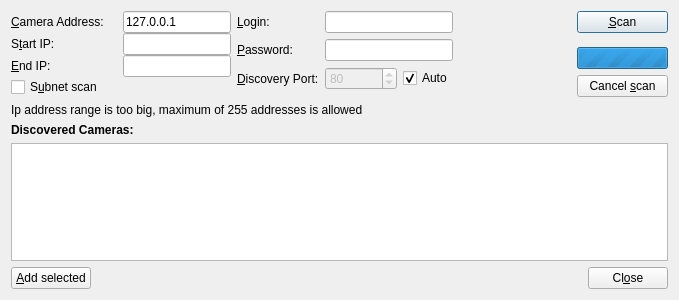
First picture: the form in client/src/ui/dialogs/camera_addition_dialog.ui, repository networkoptix/nx_open, before the edit.
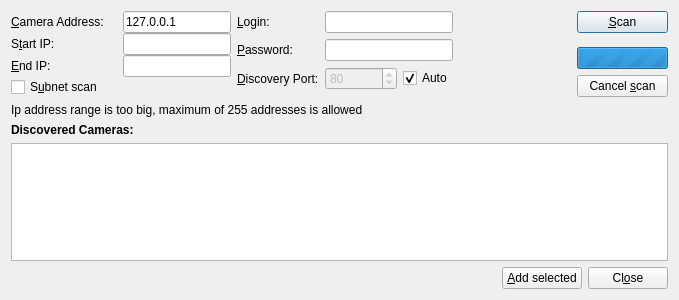
Second picture: the form after the edit. Custom widgets are drawn as their Qt base class.

Commit message:
Moved add camera button in manual camera addition dialog.
<==== Mercurial data ====>
Branch: master

Diff of the .ui file:
```diff
--- a/client/src/ui/dialogs/camera_addition_dialog.ui
+++ b/client/src/ui/dialogs/camera_addition_dialog.ui
@@ -465,19 +465,6 @@
    </item>
    <item>
     <layout class="QHBoxLayout" name="buttonsLayout">
-     <item>
-      <widget class="QPushButton" name="addButton">
-       <property name="sizePolicy">
-        <sizepolicy hsizetype="Preferred" vsizetype="Preferred">
-         <horstretch>0</horstretch>
-         <verstretch>0</verstretch>
-        </sizepolicy>
-       </property>
-       <property name="text">
-        <string>&amp;Add selected</string>
-       </property>
-      </widget>
-     </item>
      <item>
       <spacer name="horizontalSpacer_5">
        <property name="orientation">
@@ -491,6 +478,19 @@
        </property>
       </spacer>
      </item>
+     <item>
+      <widget class="QPushButton" name="addButton">
+       <property name="sizePolicy">
+        <sizepolicy hsizetype="Preferred" vsizetype="Preferred">
+         <horstretch>0</horstretch>
+         <verstretch>0</verstretch>
+        </sizepolicy>
+       </property>
+       <property name="text">
+        <string>&amp;Add selected</string>
+       </property>
+      </widget>
+     </item>
      <item>
       <widget class="QPushButton" name="closeButton">
        <property name="sizePolicy">
```
Left out of the diff: 1 changed line with no effect on the pictures.
